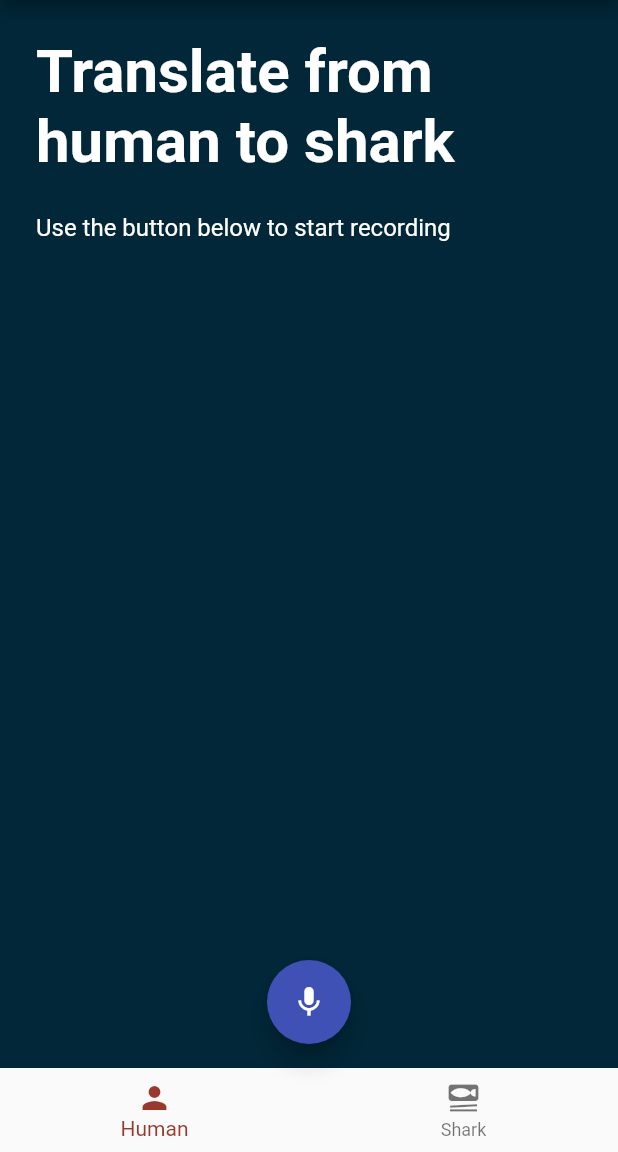
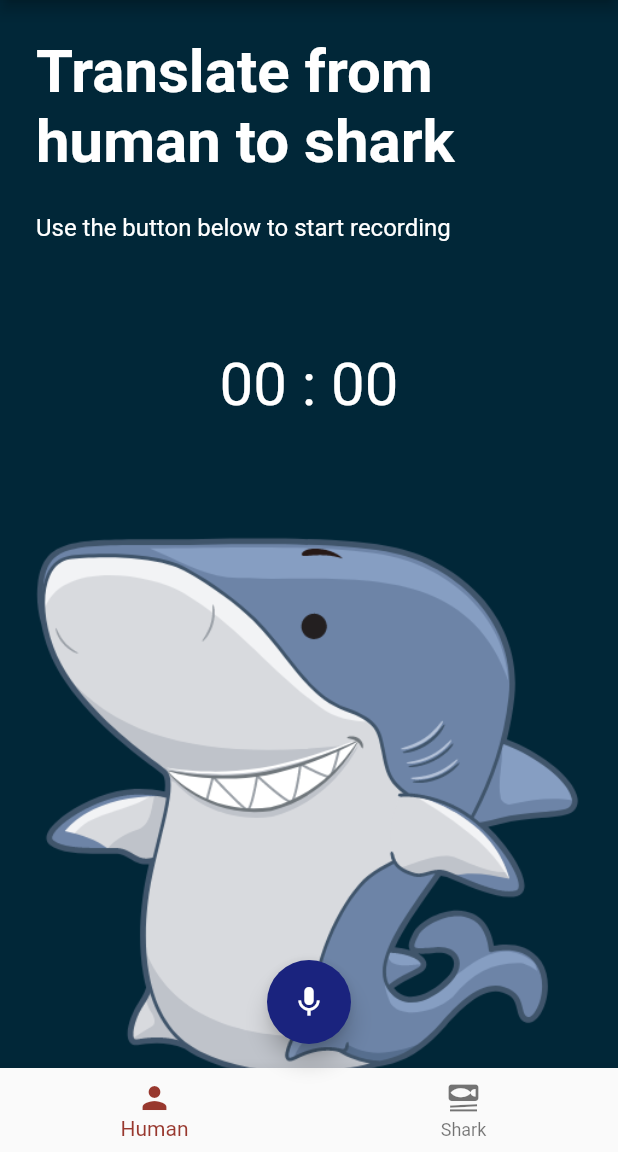
Before and after one commit to ulysses316/SharkHacks3, a Flutter app: the screen it shows after launch, after a tap on the "mic" icon, on a phone screen of 412 x 824 dp, the part 84-1236 px from its top. Run offline on Flutter 3.47's test engine with Material 2 defaults, Android fonts, the phone set to English and light mode, and no system bars; our stand-ins replace just_audio; missing offline and left inert: record; statements that could not run were skipped.

Commit message:
flutterapp ya graba audio. Falta enviar por post

```diff
--- a/flutterapp/lib/home.dart
+++ /dev/null
@@ -1,76 +0,0 @@
-import "package:flutter/material.dart";
-import 'package:talk_with_a_shark/home_bottom_navigation.dart';
-
-class Home extends StatefulWidget {
-  const Home({Key? key}) : super(key: key);
-
-  @override
-  _HomeState createState() => _HomeState();
-}
-
-class _HomeState extends State<Home> {
-  // constants
-  static const String TITLE_HUMAN_TO_SHARK = "Translate from human to shark";
-  static const String TITLE_SHARK_TO_HUMAN = "Translate from shark to human";
-
-  static const Color COLOR_HUMAN_TO_SHARK = Color(0xFF012738);
-  static const Color COLOR_SHARK_TO_HUMAN = Color(0xFF37779A);
-
-  static const int TYPE_HUMAN_TO_SHARK = 0;
-  static const int TYPE_SHARK_TO_HUMAN = 1;
-
-  String _title = TITLE_HUMAN_TO_SHARK;
-  Color _backgroundColor = COLOR_HUMAN_TO_SHARK;
-
-  void _onTypeChange(int type) {
-    setState(() {
-      switch (type) {
-        case TYPE_HUMAN_TO_SHARK:
-          _title = TITLE_HUMAN_TO_SHARK;
-          _backgroundColor = COLOR_HUMAN_TO_SHARK;
-          break;
-        case TYPE_SHARK_TO_HUMAN:
-          _title = TITLE_SHARK_TO_HUMAN;
-          _backgroundColor = COLOR_SHARK_TO_HUMAN;
-          break;
-      }
-    });
-  }
-
-  @override
-  Widget build(BuildContext context) {
-    return Scaffold(
-      backgroundColor: _backgroundColor,
-      appBar: AppBar(title: Text('Talk with a shark')),
-      body: Column(
-        crossAxisAlignment: CrossAxisAlignment.start,
-        children: [
-          Container(
-            margin: EdgeInsets.only(top: 24, left: 24, right: 24, bottom: 24),
-            child: Text(_title,
-                style: TextStyle(
-                    fontSize: 40,
-                    fontWeight: FontWeight.bold,
-                    color: Colors.white)),
-          ),
-          Container(
-            margin: EdgeInsets.only(left: 24, right: 24, bottom: 24),
-            child: Text(
-              'Use the button below to start recording',
-              style: TextStyle(fontSize: 16, color: Colors.white),
-            ),
-          ),
-        ],
-      ),
-      floatingActionButton: FloatingActionButton(
-        onPressed: () => {},
-        tooltip: 'Start recording',
-        child: Icon(Icons.mic),
-      ),
-      floatingActionButtonLocation: FloatingActionButtonLocation.centerFloat,
-      bottomNavigationBar: new HomeBottomNavigationBar(
-        onTypeChange: _onTypeChange,
-      ),
-    );
-  }
-}
--- /dev/null
+++ b/flutterapp/lib/home/home.dart
@@ -0,0 +1,126 @@
+// Flutter
+import "package:flutter/material.dart";
+import 'package:talk_with_a_shark/home/home_floating_button.dart';
+
+// Shared
+import 'package:talk_with_a_shark/shared/audio_player.dart';
+import 'package:talk_with_a_shark/shared/constants.dart';
+
+// Home
+import 'package:talk_with_a_shark/home/home_bottom_navigation.dart';
+
+// Record
+import 'package:just_audio/just_audio.dart' as ap;
+
+class Home extends StatefulWidget {
+  const Home({Key? key}) : super(key: key);
+
+  @override
+  _HomeState createState() => _HomeState();
+}
+
+class _HomeState extends State<Home> {
+  int _optionSelected = TYPE_HUMAN_TO_SHARK;
+
+  bool _showPlayer = false;
+  ap.AudioSource? _audioSource;
+  int _recordDuration = 0;
+
+  void _onRecordFinished(String path) {
+    setState(() {
+      _audioSource = ap.AudioSource.uri(Uri.parse(path));
+      _showPlayer = true;
+    });
+  }
+
+  Widget _buildTimer() {
+    final String minutes = _formatNumber(_recordDuration ~/ 60);
+    final String seconds = _formatNumber(_recordDuration % 60);
+
+    return Align(
+        alignment: Alignment.center,
+        child: Text(
+          '$minutes : $seconds',
+          style: TextStyle(color: Colors.white, fontSize: 40),
+          textAlign: TextAlign.center,
+        ));
+  }
+
+  String _formatNumber(int number) {
+    String numberStr = number.toString();
+    if (number < 10) {
+      numberStr = '0' + numberStr;
+    }
+
+    return numberStr;
+  }
+
+  @override
+  Widget build(BuildContext context) {
+    return Scaffold(
+      backgroundColor: _optionSelected == TYPE_HUMAN_TO_SHARK
+          ? COLOR_HUMAN_TO_SHARK
+          : COLOR_SHARK_TO_HUMAN,
+      appBar: AppBar(title: Text('Talk with a shark')),
+      body: _showPlayer
+          ? Padding(
+              padding: EdgeInsets.symmetric(horizontal: 25),
+              child: AudioPlayer(
+                source: _audioSource!,
+                onDelete: () {
+                  setState(() {
+                    _showPlayer = false;
+                    _recordDuration = 0;
+                  });
+                },
+              ),
+            )
+          : Column(
+              crossAxisAlignment: CrossAxisAlignment.start,
+              children: [
+                Container(
+                  margin:
+                      EdgeInsets.only(top: 24, left: 24, right: 24, bottom: 24),
+                  child: Text(
+                      _optionSelected == TYPE_HUMAN_TO_SHARK
+                          ? TITLE_HUMAN_TO_SHARK
+                          : TITLE_SHARK_TO_HUMAN,
+                      style: TextStyle(
+                          fontSize: 40,
+                          fontWeight: FontWeight.bold,
+                          color: Colors.white)),
+                ),
+                Container(
+                  margin: EdgeInsets.only(left: 24, right: 24, bottom: 24),
+                  child: Text(
+                    'Use the button below to start recording',
+                    style: TextStyle(fontSize: 16, color: Colors.white),
+                  ),
+                ),
+                Container(
+                    margin: EdgeInsets.only(top: 48), child: _buildTimer()),
+                Container(
+                  margin: EdgeInsets.only(top: 56),
+                  child: Align(
+                      alignment: Alignment.center,
+                      child:
+                          Image(image: AssetImage('assets/images/shark.png'))),
+                )
+              ],
+            ),
+      floatingActionButton: HomeFloatingButton(
+        onRecordFinished: _onRecordFinished,
+        recordDuration: _recordDuration,
+        onRecordDurationChange: (duration) => setState(() {
+          _recordDuration = duration;
+        }),
+      ),
+      floatingActionButtonLocation: FloatingActionButtonLocation.centerFloat,
+      bottomNavigationBar: HomeBottomNavigationBar(
+        onTypeChange: (type) => setState(() {
+          _optionSelected = type;
+        }),
+      ),
+    );
+  }
+}
--- /dev/null
+++ b/flutterapp/lib/home/home_floating_button.dart
@@ -0,0 +1,83 @@
+// source: https://pub.dev/packages/record/example
+
+// Flutter
+import 'dart:async';
+
+import 'package:flutter/material.dart';
+
+// Record
+import 'package:record/record.dart';
+
+class HomeFloatingButton extends StatefulWidget {
+  const HomeFloatingButton(
+      {Key? key,
+      required this.onRecordFinished,
+      required this.onRecordDurationChange,
+      required this.recordDuration})
+      : super(key: key);
+
+  final void Function(String path) onRecordFinished;
+  final void Function(int recordDuration) onRecordDurationChange;
+
+  final int recordDuration;
+
+  @override
+  _HomeFloatingButtonState createState() => _HomeFloatingButtonState();
+}
+
+class _HomeFloatingButtonState extends State<HomeFloatingButton> {
+  // properties
+  final _audioRecorder = Record();
+  bool _isRecording = false;
+  Timer? _timer;
+
+  @override
+  void dispose() {
+    _timer?.cancel();
+    _audioRecorder.dispose();
+    super.dispose();
+  }
+
+  Future<void> _onRecordButtonPressed() async {
+    try {
+      if (!_isRecording) {
+        if (await _audioRecorder.hasPermission()) {
+          await _audioRecorder.start();
+
+          bool isRecording = await _audioRecorder.isRecording();
+          setState(() {
+            _isRecording = isRecording;
+          });
+          widget.onRecordDurationChange(0);
+          _startTimer();
+        }
+      } else {
+        _timer?.cancel();
+        final path = await _audioRecorder.stop();
+        widget.onRecordFinished(path!);
+        setState(() {
+          _isRecording = false;
+        });
+      }
+    } catch (e) {
+      print(e);
+    }
+  }
+
+  void _startTimer() {
+    _timer?.cancel();
+
+    _timer = Timer.periodic(const Duration(seconds: 1), (Timer t) {
+      widget.onRecordDurationChange(widget.recordDuration + 1);
+    });
+  }
+
+  @override
+  Widget build(BuildContext context) {
+    return FloatingActionButton(
+      onPressed: _onRecordButtonPressed,
+      child: Icon(_isRecording ? Icons.stop : Icons.mic),
+      backgroundColor: _isRecording ? Colors.red : Colors.indigo.shade900,
+    );
+  }
+}
--- a/flutterapp/lib/main.dart
+++ b/flutterapp/lib/main.dart
@@ -1,5 +1,5 @@
 import 'package:flutter/material.dart';
-import 'package:talk_with_a_shark/home.dart';
+import 'package:talk_with_a_shark/home/home.dart';
 
 void main() {
   runApp(MyApp());
--- /dev/null
+++ b/flutterapp/lib/shared/constants.dart
@@ -0,0 +1,10 @@
+import 'package:flutter/widgets.dart';
+
+const String TITLE_HUMAN_TO_SHARK = "Translate from human to shark";
+const String TITLE_SHARK_TO_HUMAN = "Translate from shark to human";
+
+const Color COLOR_HUMAN_TO_SHARK = Color(0xFF012738);
+const Color COLOR_SHARK_TO_HUMAN = Color(0xFF37779A);
+
+const int TYPE_HUMAN_TO_SHARK = 0;
+const int TYPE_SHARK_TO_HUMAN = 1;
```
Also changed, not shown: flutterapp/lib/shared/audio_player.dart (added, +161 -0 lines), flutterapp/pubspec.yaml (+5 -3 lines), flutterapp/assets/images/shark.png (added), flutterapp/lib/home/home_bottom_navigation.dart (renamed from flutterapp/lib/home_bottom_navigation.dart), flutterapp/pubspec.lock, 2 other files.
